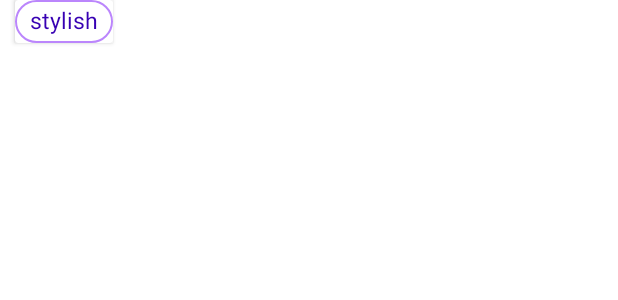
After one commit to maimanger/mobile-app-metu, an Android app: the layout card_tag.xml on its own in the app's theme, with its tools: preview values and no code run, on a phone screen of 412 x 824 dp. The commit adds this screen. Shown: the top 300 px of the screen. Run offline under Robolectric (Android 15) with nearby library versions, the phone set to English and light mode, and no system bars; Roboto replaces fonts that are not available here.

Commit message:
Changed tags as RecyclerView.

```diff
--- /dev/null
+++ b/app/src/main/res/layout/card_tag.xml
@@ -0,0 +1,34 @@
+<?xml version="1.0" encoding="utf-8"?>
+<androidx.cardview.widget.CardView xmlns:android="http://schemas.android.com/apk/res/android"
+    xmlns:tools="http://schemas.android.com/tools"
+    xmlns:app="http://schemas.android.com/apk/res-auto"
+    android:layout_width="wrap_content"
+    android:layout_height="wrap_content"
+    android:layout_marginStart="10dp"
+    >
+
+    <androidx.constraintlayout.widget.ConstraintLayout
+        android:layout_width="match_parent"
+        android:layout_height="match_parent">
+
+        <TextView
+            android:id="@+id/card_tag"
+            app:layout_constraintBottom_toBottomOf="parent"
+            app:layout_constraintStart_toStartOf="parent"
+            app:layout_constraintTop_toTopOf="parent"
+            android:layout_width="wrap_content"
+            android:layout_height="wrap_content"
+            android:layout_gravity="center"
+            android:layout_marginEnd="12dp"
+            android:background="@drawable/tags_background"
+            android:includeFontPadding="false"
+            android:paddingStart="10dp"
+            android:paddingTop="5dp"
+            android:paddingEnd="10dp"
+            android:paddingBottom="5dp"
+            android:text="@string/_stylish"
+            android:textColor="#FF3700B3"
+            android:textSize="15sp" />
+
+    </androidx.constraintlayout.widget.ConstraintLayout>
+</androidx.cardview.widget.CardView>
```
Also changed, not shown: app/src/main/java/edu/neu/madcourse/metu/profile/Tag.java (added, +20 -0 lines), app/src/main/java/edu/neu/madcourse/metu/profile/TagAdapter.java (added, +48 -0 lines), app/src/main/java/edu/neu/madcourse/metu/profile/UserProfileActivity.java (+36 -0 lines), app/src/main/res/layout/activity_user_profile.xml (+60 -52 lines).
